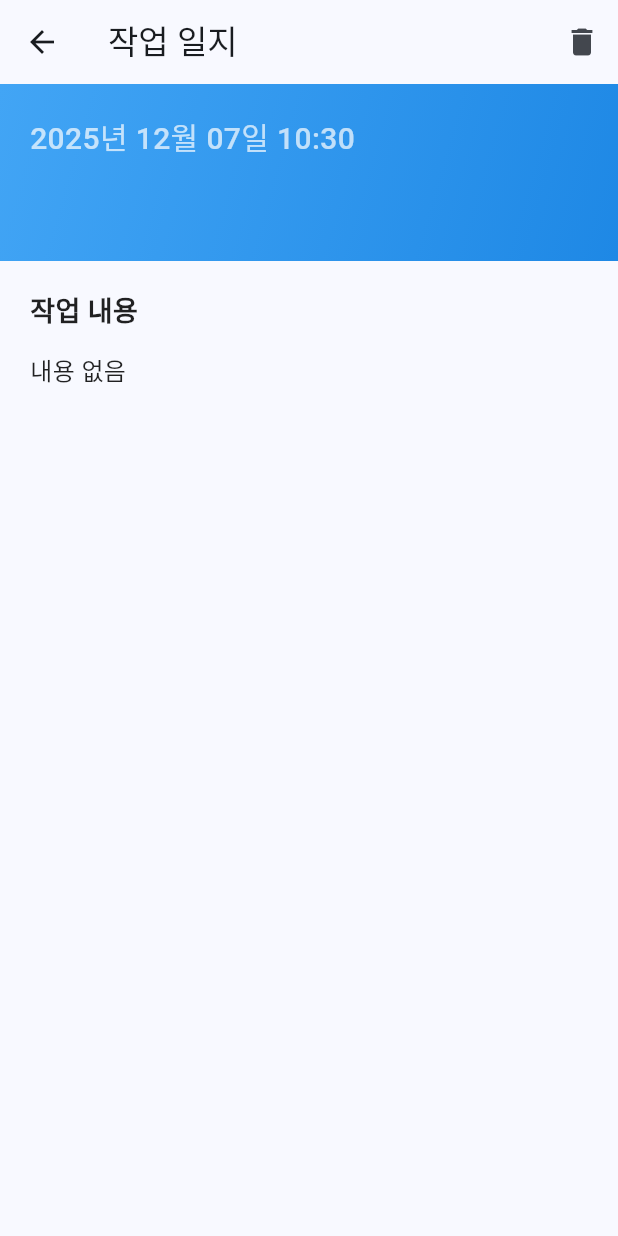
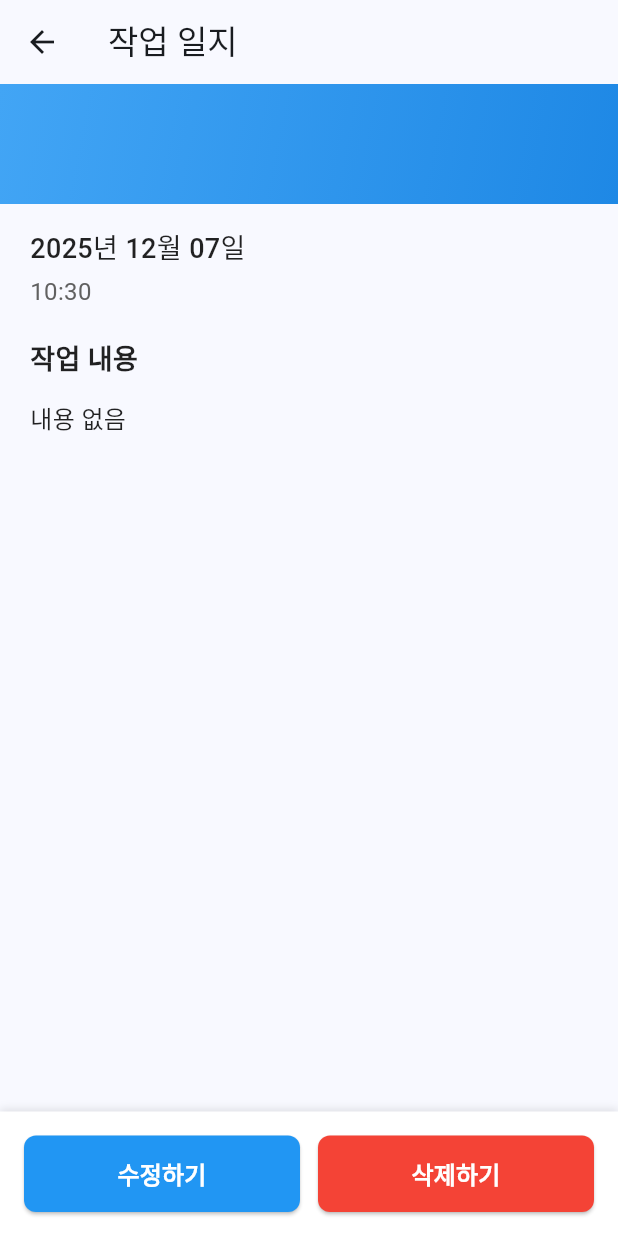
Before and after one commit to hwani1103/log_it, a Flutter app: the WorkLogDetailScreen screen opened directly with empty values, on a phone screen of 412 x 824 dp. Run offline on Flutter 3.47's test engine with Material 3 defaults, Android fonts, the phone set to English and light mode, and no system bars; our stand-ins replace cached_network_image, cloud_firestore, firebase_auth, firebase_core, firebase_storage, google_sign_in and 2 more; accounts and stored records are empty.

Commit message:
Add edit functionality and improve detail screen UI
- Work log detail screen redesign:
  - Equipment name only in blue header (white text)
  - Date and time outside header in black text
  - Removed delete icon from AppBar
  - Added bottom buttons: Edit (blue) and Delete (red)

- Added edit_log_screen.dart:
  - Full edit capability for equipment name and content
  - Support for adding new media files
  - Delete existing media with storage cleanup
  - Auto-capitalize English words on save

- Create log screen enhancement:
  - Navigate to detail screen after creating log
  - Show newly created log immediately

- Firestore service update:
  - createWorkLog() now returns created WorkLog with document ID
  - Enables navigation to detail screen with correct ID

```diff
--- a/lib/screens/work_log_detail_screen.dart
+++ b/lib/screens/work_log_detail_screen.dart
@@ -5,6 +5,7 @@ import 'package:video_player/video_player.dart';
 import '../models/work_log.dart';
 import '../services/firestore_service.dart';
 import '../services/storage_service.dart';
+import 'edit_log_screen.dart';
 
 class WorkLogDetailScreen extends StatefulWidget {
   final WorkLog workLog;
@@ -96,6 +97,19 @@ class _WorkLogDetailScreenState extends State<WorkLogDetailScreen> {
     }
   }
 
+  void _editWorkLog() {
+    Navigator.push(
+      context,
+      MaterialPageRoute(
+        builder: (context) => EditLogScreen(workLog: widget.workLog),
+      ),
+    ).then((updated) {
+      if (updated == true && mounted) {
+        Navigator.pop(context);
+      }
+    });
+  }
+
   void _showMediaFullScreen(int index) {
     Navigator.push(
       context,
@@ -152,23 +166,21 @@ class _WorkLogDetailScreenState extends State<WorkLogDetailScreen> {
 
   @override
   Widget build(BuildContext context) {
-    final dateStr = DateFormat('yyyy년 MM월 dd일 HH:mm').format(widget.workLog.createdAt);
+    final dateOnlyStr = DateFormat('yyyy년 MM월 dd일').format(widget.workLog.createdAt);
+    final timeStr = DateFormat('HH:mm').format(widget.workLog.createdAt);
 
     return Scaffold(
       appBar: AppBar(
         title: const Text('작업 일지'),
-        actions: [
-          IconButton(
-            icon: const Icon(Icons.delete),
-            onPressed: _deleteWorkLog,
       ),
-        ],
-      ),
-      body: SingleChildScrollView(
+      body: Column(
+        children: [
+          Expanded(
+            child: SingleChildScrollView(
               child: Column(
                 crossAxisAlignment: CrossAxisAlignment.start,
                 children: [
-            // 헤더 정보
+                  // 헤더 정보 - 설비명만 파란색 카드
                   Container(
                     width: double.infinity,
                     padding: const EdgeInsets.all(20),
@@ -179,12 +191,7 @@ class _WorkLogDetailScreenState extends State<WorkLogDetailScreen> {
                         end: Alignment.bottomRight,
                       ),
                     ),
-              child: Column(
-                crossAxisAlignment: CrossAxisAlignment.start,
-                children: widget.showEquipmentFirst
-                    ? [
-                        // 설비별 조회: 설비명 - 날짜
-                        Text(
+                    child: Text(
                       widget.workLog.equipmentName,
                       style: const TextStyle(
                         fontSize: 28,
@@ -192,32 +199,28 @@ class _WorkLogDetailScreenState extends State<WorkLogDetailScreen> {
                         color: Colors.white,
                       ),
                     ),
-                        const SizedBox(height: 8),
+                  ),
+
+                  // 날짜와 시간 - 검정색 글씨
+                  Padding(
+                    padding: const EdgeInsets.fromLTRB(20, 16, 20, 0),
+                    child: Column(
+                      crossAxisAlignment: CrossAxisAlignment.start,
+                      children: [
                         Text(
-                          dateStr,
+                          dateOnlyStr,
                           style: const TextStyle(
-                            fontSize: 16,
-                            color: Colors.white70,
+                            fontSize: 18,
+                            fontWeight: FontWeight.w500,
+                            color: Colors.black87,
                           ),
                         ),
-                      ]
-                    : [
-                        // 날짜별 조회: 날짜 - 설비명
+                        const SizedBox(height: 4),
                         Text(
-                          dateStr,
-                          style: const TextStyle(
-                            fontSize: 20,
-                            fontWeight: FontWeight.w500,
-                            color: Colors.white70,
-                          ),
-                        ),
-                        const SizedBox(height: 8),
-                        Text(
-                          widget.workLog.equipmentName,
-                          style: const TextStyle(
-                            fontSize: 28,
-                            fontWeight: FontWeight.bold,
-                            color: Colors.white,
+                          timeStr,
+                          style: TextStyle(
+                            fontSize: 16,
+                            color: Colors.grey.shade700,
                           ),
                         ),
                       ],
@@ -335,6 +338,69 @@ class _WorkLogDetailScreenState extends State<WorkLogDetailScreen> {
                 ],
               ),
             ),
+          ),
+
+          // 수정하기, 삭제하기 버튼
+          Container(
+            padding: const EdgeInsets.all(16),
+            decoration: BoxDecoration(
+              color: Colors.white,
+              boxShadow: [
+                BoxShadow(
+                  color: Colors.black.withOpacity(0.1),
+                  blurRadius: 4,
+                  offset: const Offset(0, -2),
+                ),
+              ],
+            ),
+            child: Row(
+              children: [
+                Expanded(
+                  child: ElevatedButton(
+                    onPressed: _editWorkLog,
+                    style: ElevatedButton.styleFrom(
+                      backgroundColor: Colors.blue,
+                      foregroundColor: Colors.white,
+                      padding: const EdgeInsets.symmetric(vertical: 14),
+                      shape: RoundedRectangleBorder(
+                        borderRadius: BorderRadius.circular(8),
+                      ),
+                    ),
+                    child: const Text(
+                      '수정하기',
+                      style: TextStyle(
+                        fontSize: 16,
+                        fontWeight: FontWeight.bold,
+                      ),
+                    ),
+                  ),
+                ),
+                const SizedBox(width: 12),
+                Expanded(
+                  child: ElevatedButton(
+                    onPressed: _deleteWorkLog,
+                    style: ElevatedButton.styleFrom(
+                      backgroundColor: Colors.red,
+                      foregroundColor: Colors.white,
+                      padding: const EdgeInsets.symmetric(vertical: 14),
+                      shape: RoundedRectangleBorder(
+                        borderRadius: BorderRadius.circular(8),
+                      ),
+                    ),
+                    child: const Text(
+                      '삭제하기',
+                      style: TextStyle(
+                        fontSize: 16,
+                        fontWeight: FontWeight.bold,
+                      ),
+                    ),
+                  ),
+                ),
+              ],
+            ),
+          ),
+        ],
+      ),
     );
   }
 }
```
Also changed, not shown: lib/screens/create_log_screen.dart (+18 -5 lines), lib/screens/edit_log_screen.dart (added, +366 -0 lines), lib/services/firestore_service.dart (+11 -2 lines). Lines whose indentation alone changed are shown as unchanged.
